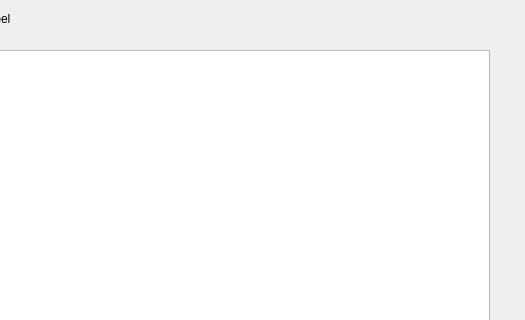
Before: the Qt Designer form form_add_object.ui in TonyEastwood/Qt_3dMode_Storage, drawn with Qt 5; both pictures show x 161 to 686 and y 0 to 320 of the 686 by 459 pixel window.
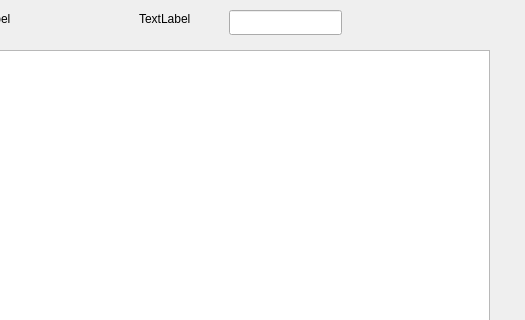
After: the same form once the commit is applied.

Commit message: fix bugs in Add_Form and linked that with database normally. Form ADD Finished

```diff
--- a/form_add_object.ui
+++ b/form_add_object.ui
@@ -75,6 +75,29 @@
     <string>TextLabel</string>
    </property>
   </widget>
+  <widget class="QLabel" name="label_test">
+   <property name="geometry">
+    <rect>
+     <x>300</x>
+     <y>10</y>
+     <width>67</width>
+     <height>17</height>
+    </rect>
+   </property>
+   <property name="text">
+    <string>TextLabel</string>
+   </property>
+  </widget>
+  <widget class="QLineEdit" name="edit_object_name">
+   <property name="geometry">
+    <rect>
+     <x>390</x>
+     <y>10</y>
+     <width>113</width>
+     <height>25</height>
+    </rect>
+   </property>
+  </widget>
  </widget>
  <resources/>
  <connections/>
```
The commit also changes 6 other files.
